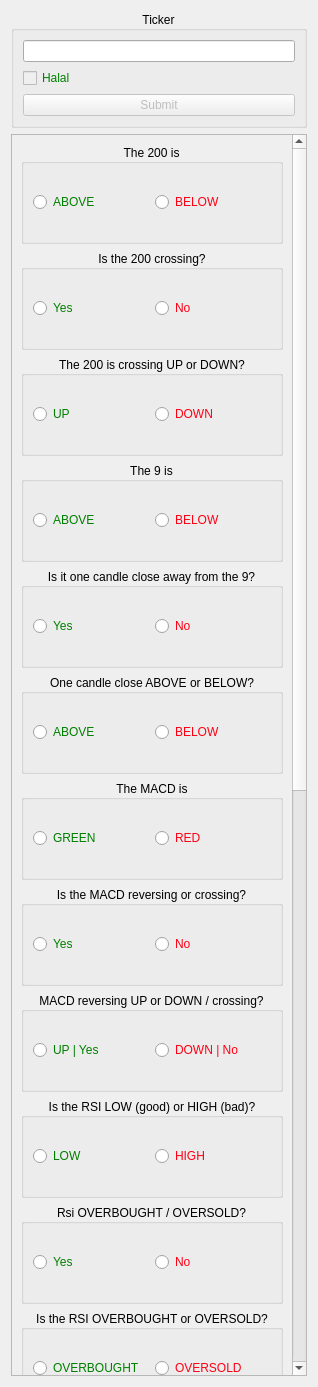
Qt form stock-watchlist/stockCheckDialog.ui (Kataki-Takanashi/Halal-Stock-Organizer) before a commit.
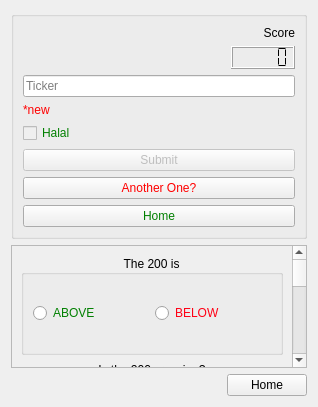
The same form after that commit.

```diff
--- a/stock-watchlist/stockCheckDialog.ui
+++ b/stock-watchlist/stockCheckDialog.ui
@@ -7,7 +7,7 @@
     <x>0</x>
     <y>0</y>
     <width>318</width>
-    <height>1387</height>
+    <height>407</height>
    </rect>
   </property>
   <property name="windowTitle">
@@ -16,15 +16,70 @@
   <layout class="QVBoxLayout" name="verticalLayout">
    <item>
     <widget class="QGroupBox" name="Ticker_Box">
+     <property name="enabled">
+      <bool>true</bool>
+     </property>
      <property name="title">
-      <string>Ticker</string>
+      <string/>
      </property>
      <property name="alignment">
       <set>Qt::AlignCenter</set>
      </property>
      <layout class="QVBoxLayout" name="verticalLayout_3">
       <item>
-       <widget class="QLineEdit" name="ticker_Input"/>
+       <widget class="QLabel" name="label">
+        <property name="layoutDirection">
+         <enum>Qt::LeftToRight</enum>
+        </property>
+        <property name="text">
+         <string>&lt;html&gt;&lt;head/&gt;&lt;body&gt;&lt;p&gt;&lt;span style=&quot; font-size:9pt;&quot;&gt;Score&lt;/span&gt;&lt;/p&gt;&lt;/body&gt;&lt;/html&gt;</string>
+        </property>
+        <property name="alignment">
+         <set>Qt::AlignRight|Qt::AlignTrailing|Qt::AlignVCenter</set>
+        </property>
+        <property name="margin">
+         <number>0</number>
+        </property>
+        <property name="indent">
+         <number>-1</number>
+        </property>
+       </widget>
+      </item>
+      <item alignment="Qt::AlignRight">
+       <widget class="QLCDNumber" name="SCORE">
+        <property name="digitCount">
+         <number>5</number>
+        </property>
+        <property name="segmentStyle">
+         <enum>QLCDNumber::Flat</enum>
+        </property>
+        <property name="intValue" stdset="0">
+         <number>0</number>
+        </property>
+       </widget>
+      </item>
+      <item>
+       <widget class="QLineEdit" name="ticker_Input">
+        <property name="readOnly">
+         <bool>false</bool>
+        </property>
+        <property name="placeholderText">
+         <string>Ticker</string>
+        </property>
+       </widget>
+      </item>
+      <item>
+       <widget class="QLabel" name="new_Ticker">
+        <property name="enabled">
+         <bool>true</bool>
+        </property>
+        <property name="styleSheet">
+         <string notr="true">color: red</string>
+        </property>
+        <property name="text">
+         <string>&lt;html&gt;&lt;head/&gt;&lt;body&gt;&lt;p&gt;&lt;span style=&quot; font-size:9pt;&quot;&gt;*new&lt;/span&gt;&lt;/p&gt;&lt;/body&gt;&lt;/html&gt;</string>
+        </property>
+       </widget>
       </item>
       <item>
        <widget class="QCheckBox" name="halal_Box">
@@ -52,6 +107,26 @@
         </property>
        </widget>
       </item>
+      <item>
+       <widget class="QPushButton" name="another_Button">
+        <property name="styleSheet">
+         <string notr="true">color: red</string>
+        </property>
+        <property name="text">
+         <string>Another One?</string>
+        </property>
+       </widget>
+      </item>
+      <item>
+       <widget class="QPushButton" name="home_Button">
+        <property name="styleSheet">
+         <string notr="true">color: green</string>
+        </property>
+        <property name="text">
+         <string>Home</string>
+        </property>
+       </widget>
+      </item>
      </layout>
     </widget>
    </item>
@@ -104,6 +179,15 @@
               <property name="text">
                <string>ABOVE</string>
               </property>
+              <property name="checkable">
+               <bool>true</bool>
+              </property>
+              <property name="checked">
+               <bool>false</bool>
+              </property>
+              <property name="autoRepeat">
+               <bool>false</bool>
+              </property>
              </widget>
             </item>
             <item>
@@ -1226,6 +1310,13 @@
      </widget>
     </widget>
    </item>
+   <item alignment="Qt::AlignRight">
+    <widget class="QPushButton" name="home_Button_2">
+     <property name="text">
+      <string>Home</string>
+     </property>
+    </widget>
+   </item>
   </layout>
  </widget>
  <resources/>
```
Left out of the diff: 10 changed lines with no effect on the pictures.
